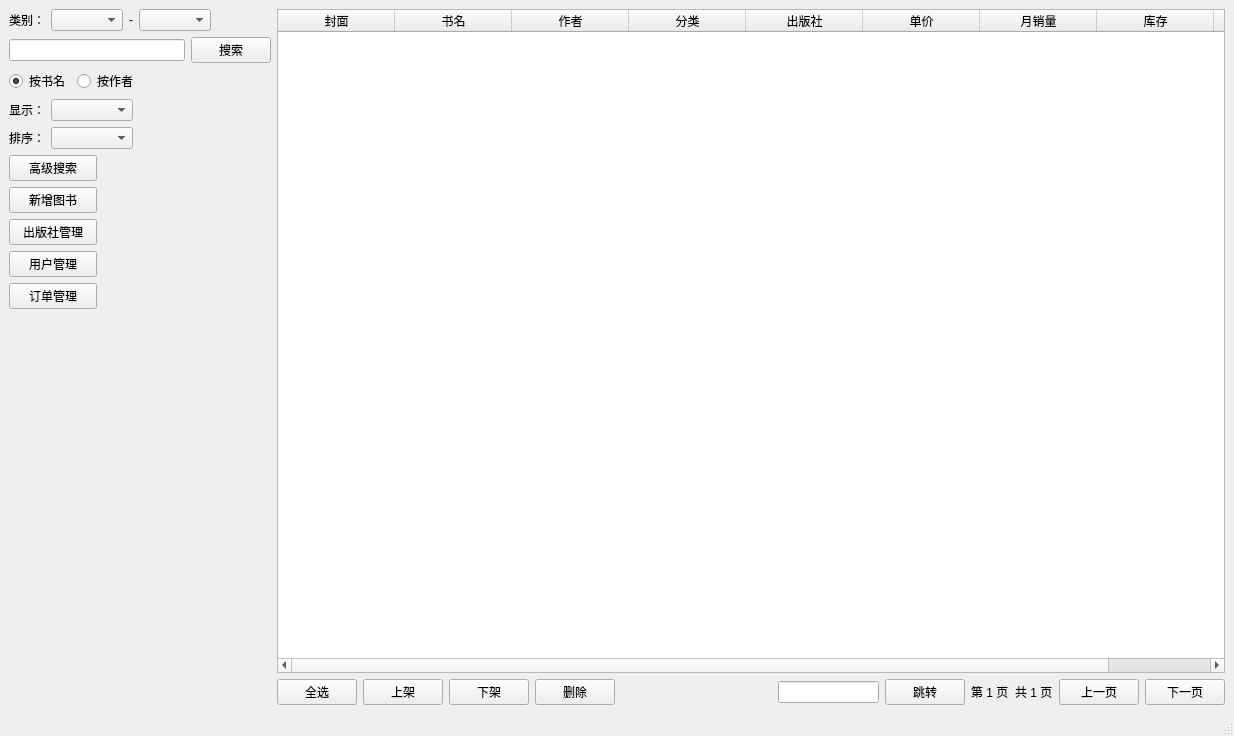
Before: the Qt Designer form ui/ui_manage.ui in inverse-limit/database-proj, drawn with Qt 5.
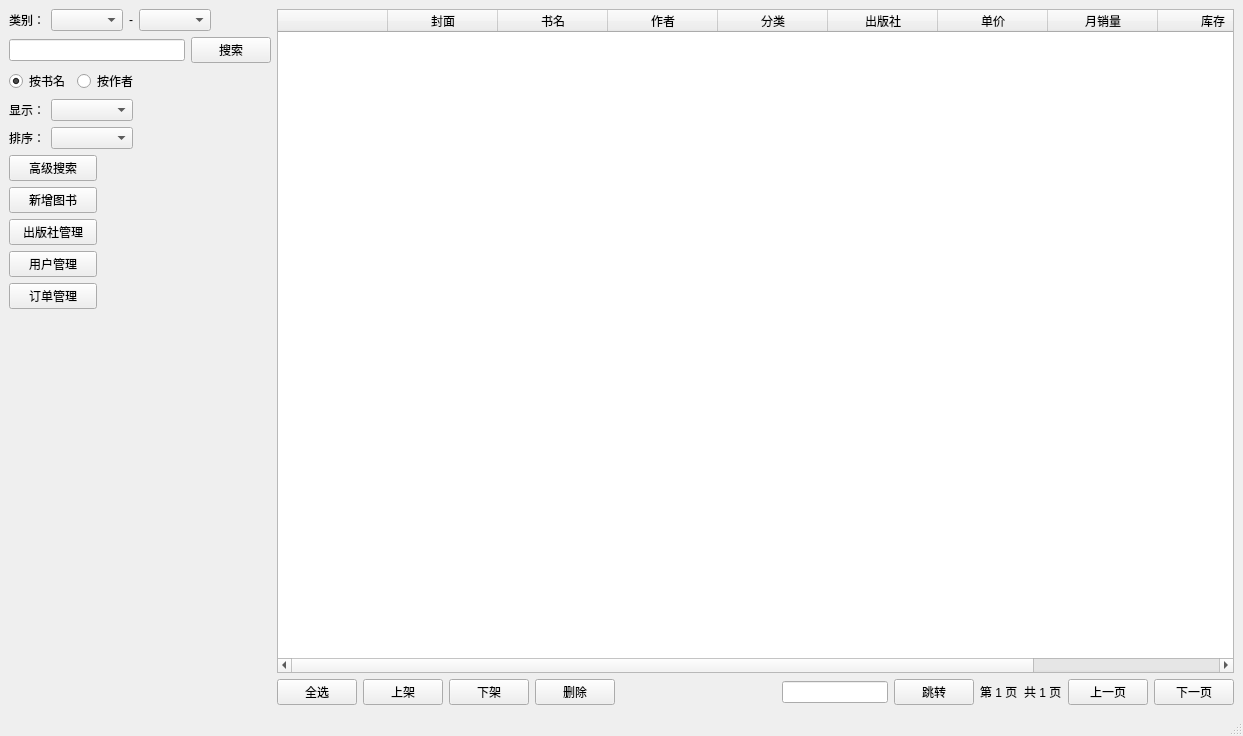
After: the same form once the commit is applied.

```diff
--- a/ui/ui_manage.ui
+++ b/ui/ui_manage.ui
@@ -6,7 +6,7 @@
    <rect>
     <x>0</x>
     <y>0</y>
-    <width>1234</width>
+    <width>1243</width>
     <height>736</height>
    </rect>
   </property>
@@ -278,7 +278,7 @@
          <bool>false</bool>
         </attribute>
         <attribute name="horizontalHeaderDefaultSectionSize">
-         <number>117</number>
+         <number>110</number>
         </attribute>
         <attribute name="horizontalHeaderShowSortIndicator" stdset="0">
          <bool>false</bool>
@@ -298,6 +298,11 @@
         <attribute name="verticalHeaderStretchLastSection">
          <bool>false</bool>
         </attribute>
+        <column>
+         <property name="text">
+          <string/>
+         </property>
+        </column>
         <column>
          <property name="text">
           <string>封面</string>
```
Left out of the diff: 2 changed lines with no effect on the pictures.
